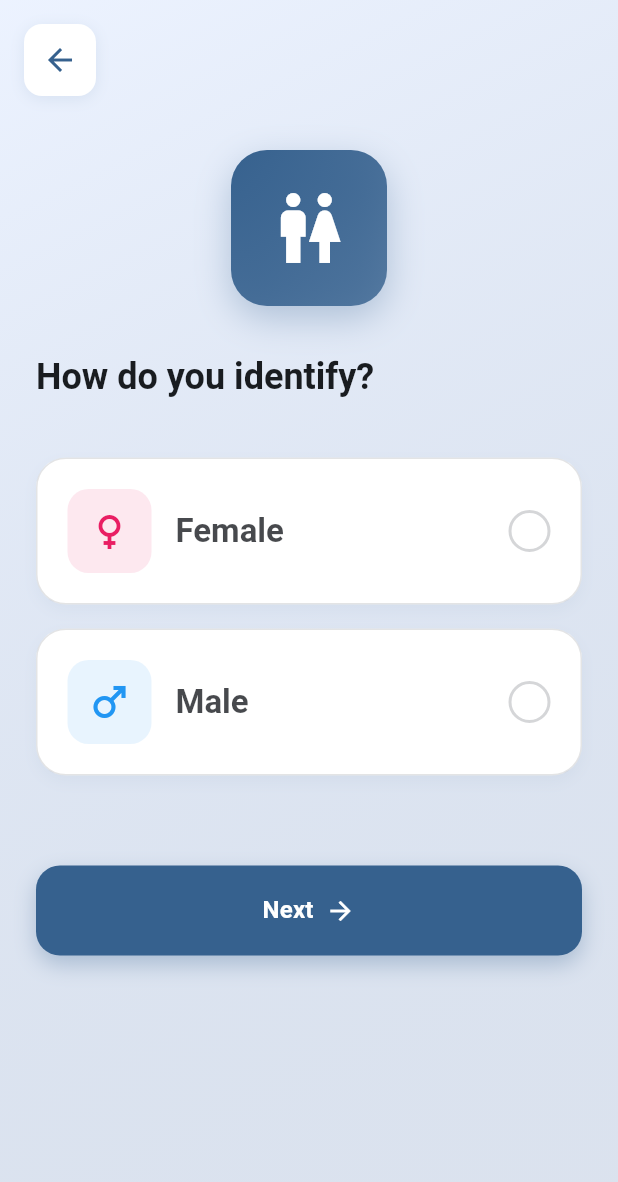
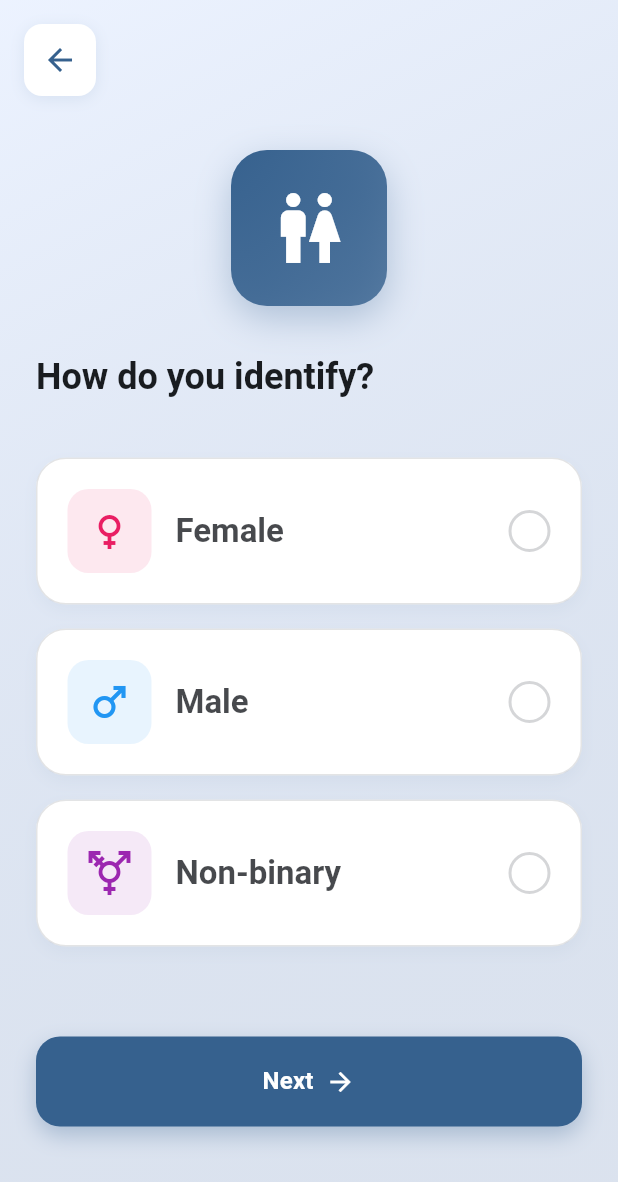
Before and after one commit to Sandaru-Lakmika/MediAlert, a Flutter app: the GenderPage screen opened by its route, on a phone screen of 412 x 824 dp. Shown: the top 1182 px of the screen. Run offline on Flutter 3.47's test engine with Material 3 defaults, Android fonts, the phone set to English and light mode, and no system bars.

Commit message:
Add Non-binary gender option to GenderPage

```diff
--- a/lib/features/welcome/gender_page.dart
+++ b/lib/features/welcome/gender_page.dart
@@ -140,6 +140,15 @@ class _GenderPageState extends State<GenderPage> {
                         gender: 'Male',
                         icon: Icons.male,
                         iconColor: const Color(0xFF2196F3),
+                      ),
+
+                      const SizedBox(height: 16),
+
+                      // Non-binary Option
+                      _buildGenderOption(
+                        gender: 'Non-binary',
+                        icon: Icons.transgender,
+                        iconColor: const Color(0xFF9C27B0),
                       ),
 
                       const SizedBox(height: 60),
```
